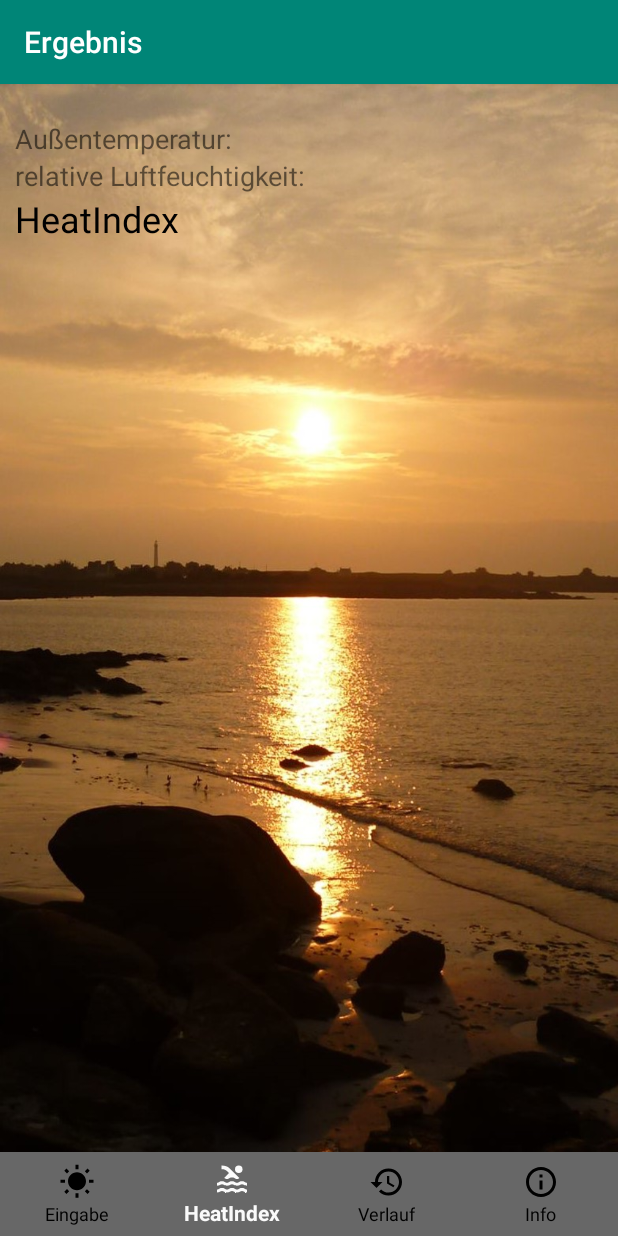
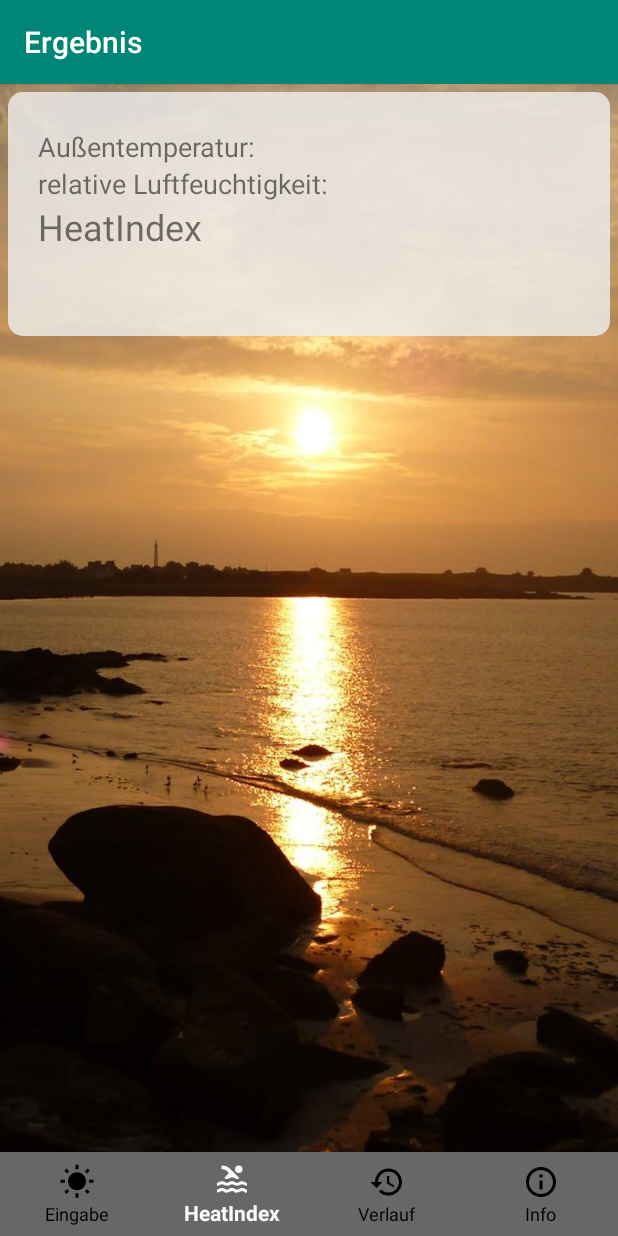
Before and after one commit to RagingLynx/Heat, an Android app: the screen it shows after launch (MainActivity), item 2 of the bottom bar chosen, on a phone screen of 412 x 824 dp. Run offline under Robolectric (Android 15) with nearby library versions, the phone set to English and light mode, and no system bars; our stand-ins replace Room's generated code.

Commit message:
Anpassungen der Ausgabe und des Verlaufs

```diff
--- a/app/src/main/res/drawable/bg.xml
+++ /dev/null
@@ -1,6 +0,0 @@
-<?xml version="1.0" encoding="utf-8"?>
-<bitmap xmlns:android="http://schemas.android.com/apk/res/android"
-    android:src="@drawable/sun"
-    android:alpha="0.4">
-
-</bitmap>
--- /dev/null
+++ b/app/src/main/res/drawable/delete_button_shape.xml
@@ -0,0 +1,5 @@
+<?xml version="1.0" encoding="utf-8"?>
+<shape xmlns:android="http://schemas.android.com/apk/res/android">
+    <corners android:radius="3dp"/>
+    <solid android:color="@color/white"/>
+</shape>
--- /dev/null
+++ b/app/src/main/res/drawable/verlauf_item_shape.xml
@@ -0,0 +1,9 @@
+<?xml version="1.0" encoding="utf-8"?>
+
+<shape xmlns:android="http://schemas.android.com/apk/res/android"
+    android:shape="rectangle">
+    <corners android:radius="10dp"/>
+    <padding android:left="10dp"
+        android:right="10dp"/>
+    <solid android:color="@color/transwhite"/>
+</shape>
--- a/app/src/main/res/layout/fragment_ausgabe.xml
+++ b/app/src/main/res/layout/fragment_ausgabe.xml
@@ -10,16 +10,18 @@
     <LinearLayout
         android:layout_width="match_parent"
         android:layout_height="wrap_content"
-        android:orientation="vertical">
+        android:orientation="vertical"
+        android:background="@drawable/verlauf_item_shape"
+        android:layout_margin="5dp">
 
         <TextView
             android:id="@+id/ausgabe_eingegebene_temp"
             android:layout_width="match_parent"
             android:layout_height="wrap_content"
-            android:layout_marginTop="24dp"
             android:paddingHorizontal="10dp"
             android:text="@string/außentemp"
-            android:textSize="18sp" />
+            android:textSize="18sp"
+            android:layout_marginTop="24dp"/>
 
         <TextView
             android:id="@+id/ausgabe_eingegebene_humidity"
@@ -32,21 +34,19 @@
         <TextView
             android:id="@+id/ausgabe_ergebnis"
             android:layout_width="match_parent"
-            android:layout_height="62dp"
+            android:layout_height="wrap_content"
             android:paddingHorizontal="10dp"
             android:text="@string/ergebnis"
-            android:textColor="#000000"
             android:textSize="24sp"
             tools:text="HeatIndex" />
 
         <TextView
             android:id="@+id/heatInfo"
             android:layout_width="match_parent"
-            android:layout_height="267dp"
-            android:background="#00000000"
+            android:layout_height="wrap_content"
             android:paddingHorizontal="10dp"
-            android:textColor="#000000"
-            android:textSize="24sp" />
+            android:textSize="24sp"
+            android:layout_marginBottom="24dp"/>
     </LinearLayout>
 
 </FrameLayout>
--- a/app/src/main/res/values/colors.xml
+++ b/app/src/main/res/values/colors.xml
@@ -4,7 +4,8 @@
     <color name="colorPrimaryDark">#00574B</color>
     <color name="colorAccent">#D81B60</color>
     <color name="white">#FAFAFA</color>
+    <color name="transwhite">#CCF0F0F0</color>
     <color name="black">#000000</color>
-    <color name="darkorange">#FF8C00</color>
+    <color name="transpdarkorange">#CCFF8C00</color>
     <color name="darkgrey">#676767</color>
 </resources>
--- a/app/src/main/res/values/strings.xml
+++ b/app/src/main/res/values/strings.xml
@@ -6,7 +6,7 @@
     <string name="eingabe">Eingabe</string>
     <string name="außentemp">Außentemperatur:</string>
     <string name="c">°C</string>
-    <string name="relative_luftfeuchtigkeit">relative Luftfeuchtigkeit:</string>
+    <string name="relative_luftfeuchtigkeit">relative Luftfeuchtigkeit: </string>
     <string name="string_percent">%</string>
     <string name="heat_index_berechnen">Hitze-Index berechnen</string>
     <string name="ergebnis">HeatIndex</string>
```
Also changed, not shown: app/src/main/res/layout/weather_list_item.xml (+15 -10 lines).
